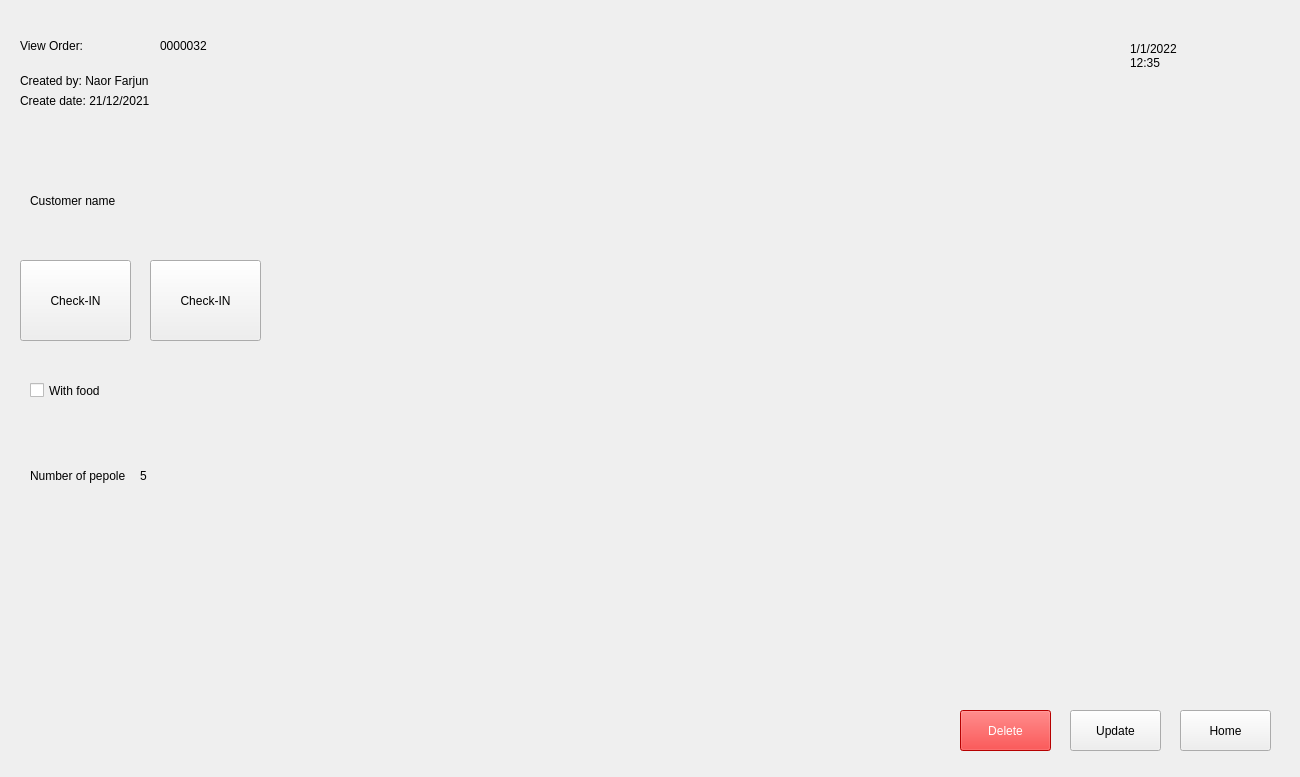
This is src/UI/UI_Files/view_order_widget.ui in Mandalflik02/Room_Management_Hotels as Qt 5 draws it before an edit. The edited form follows.
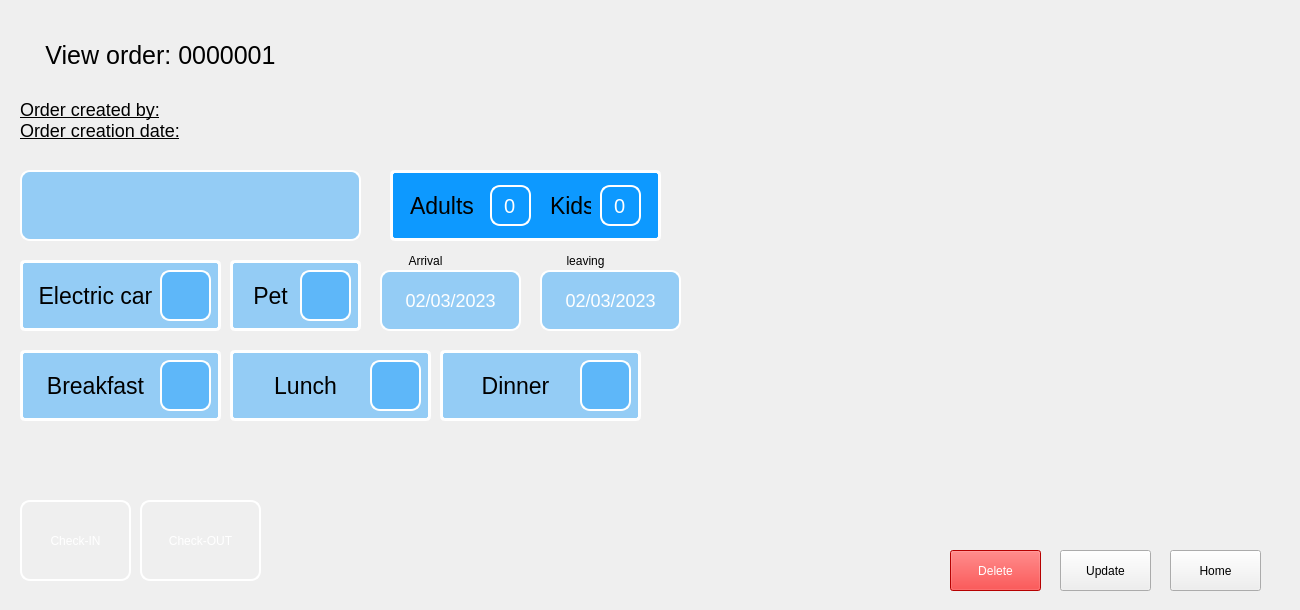
This is the edited form. Icons and pictures are not drawn.

Commit message:
start view order widget
to finish:
* check-in/out
* delete btn
* update btn + update functions

```diff
--- a/src/UI/UI_Files/view_order_widget.ui
+++ b/src/UI/UI_Files/view_order_widget.ui
@@ -7,31 +7,17 @@
     <x>0</x>
     <y>0</y>
     <width>1300</width>
-    <height>777</height>
+    <height>610</height>
    </rect>
   </property>
   <property name="windowTitle">
    <string>Form</string>
   </property>
-  <widget class="QLabel" name="label_3">
+  <widget class="QPushButton" name="home_btn">
    <property name="geometry">
     <rect>
-     <x>1130</x>
-     <y>10</y>
-     <width>151</width>
-     <height>91</height>
-    </rect>
-   </property>
-   <property name="text">
-    <string>1/1/2022
-12:35</string>
-   </property>
-  </widget>
-  <widget class="QPushButton" name="pushButton">
-   <property name="geometry">
-    <rect>
-     <x>1180</x>
-     <y>710</y>
+     <x>1170</x>
+     <y>550</y>
      <width>91</width>
      <height>41</height>
     </rect>
@@ -40,11 +26,11 @@
     <string>Home</string>
    </property>
   </widget>
-  <widget class="QPushButton" name="pushButton_2">
+  <widget class="QPushButton" name="update_btn">
    <property name="geometry">
     <rect>
-     <x>1070</x>
-     <y>710</y>
+     <x>1060</x>
+     <y>550</y>
      <width>91</width>
      <height>41</height>
     </rect>
@@ -53,11 +39,11 @@
     <string>Update</string>
    </property>
   </widget>
-  <widget class="QPushButton" name="pushButton_3">
+  <widget class="QPushButton" name="delete_btn">
    <property name="geometry">
     <rect>
-     <x>960</x>
-     <y>710</y>
+     <x>950</x>
+     <y>550</y>
      <width>91</width>
      <height>41</height>
     </rect>
@@ -70,134 +56,816 @@
     <string>Delete</string>
    </property>
   </widget>
+  <widget class="QLabel" name="order_id_label">
+   <property name="geometry">
+    <rect>
+     <x>30</x>
+     <y>30</y>
+     <width>261</width>
+     <height>51</height>
+    </rect>
+   </property>
+   <property name="styleSheet">
+    <string notr="true">background-color: transparent;
+font-size:25px;
+color: rgb(0, 0, 0);</string>
+   </property>
+   <property name="text">
+    <string>View order: 0000001</string>
+   </property>
+   <property name="alignment">
+    <set>Qt::AlignCenter</set>
+   </property>
+  </widget>
+  <widget class="QPushButton" name="check_in_btn">
+   <property name="geometry">
+    <rect>
+     <x>20</x>
+     <y>500</y>
+     <width>111</width>
+     <height>81</height>
+    </rect>
+   </property>
+   <property name="styleSheet">
+    <string notr="true">QPushButton:hover {
+background-color: rgb(10, 123, 204);
+}
+QPushButton{
+	font: 18pt &quot;Calibri&quot;;
+border-radius:15px;
+border-radius:10px;
+color: rgb(255, 255, 255);
+border:2px solid  rgb(255, 255, 255);
+
+}
+</string>
+   </property>
+   <property name="text">
+    <string>Check-IN</string>
+   </property>
+  </widget>
+  <widget class="QLabel" name="customer_name_label">
+   <property name="geometry">
+    <rect>
+     <x>20</x>
+     <y>170</y>
+     <width>341</width>
+     <height>71</height>
+    </rect>
+   </property>
+   <property name="styleSheet">
+    <string notr="true">border-radius:15px;
+font-size:21px;
+background-color:rgba(13, 153, 255,0.4);
+color: rgb(255, 255, 255);
+
+border:2px solid  rgb(255, 255, 255);
+border-radius:10px;</string>
+   </property>
+   <property name="text">
+    <string/>
+   </property>
+   <property name="alignment">
+    <set>Qt::AlignCenter</set>
+   </property>
+  </widget>
+  <widget class="QLabel" name="created_by_label">
+   <property name="geometry">
+    <rect>
+     <x>20</x>
+     <y>99</y>
+     <width>341</width>
+     <height>21</height>
+    </rect>
+   </property>
+   <property name="styleSheet">
+    <string notr="true">background-color: transparent;
+font-size:18px;
+text-decoration: underline;
+color: rgb(0, 0, 0);</string>
+   </property>
+   <property name="text">
+    <string>Order created by:</string>
+   </property>
+   <property name="alignment">
+    <set>Qt::AlignLeading|Qt::AlignLeft|Qt::AlignVCenter</set>
+   </property>
+  </widget>
+  <widget class="QLabel" name="creation_date_label">
+   <property name="geometry">
+    <rect>
+     <x>20</x>
+     <y>120</y>
+     <width>341</width>
+     <height>21</height>
+    </rect>
+   </property>
+   <property name="styleSheet">
+    <string notr="true">background-color: transparent;
+font-size:18px;
+text-decoration: underline;
+color: rgb(0, 0, 0);</string>
+   </property>
+   <property name="text">
+    <string>Order creation date:</string>
+   </property>
+   <property name="alignment">
+    <set>Qt::AlignLeading|Qt::AlignLeft|Qt::AlignVCenter</set>
+   </property>
+  </widget>
+  <widget class="QFrame" name="frame_7">
+   <property name="geometry">
+    <rect>
+     <x>230</x>
+     <y>260</y>
+     <width>131</width>
+     <height>71</height>
+    </rect>
+   </property>
+   <property name="styleSheet">
+    <string notr="true">.QFrame{
+background-color:rgba(13, 153, 255,0.4);
+border:3px solid  rgb(255, 255, 255);
+border-radius:5px;
+}</string>
+   </property>
+   <property name="frameShape">
+    <enum>QFrame::StyledPanel</enum>
+   </property>
+   <property name="frameShadow">
+    <enum>QFrame::Raised</enum>
+   </property>
+   <widget class="QLabel" name="label_9">
+    <property name="geometry">
+     <rect>
+      <x>10</x>
+      <y>15</y>
+      <width>61</width>
+      <height>41</height>
+     </rect>
+    </property>
+    <property name="styleSheet">
+     <string notr="true">background-color: transparent;
+font-size:23px;
+color: rgb(0, 0, 0);</string>
+    </property>
+    <property name="text">
+     <string>Pet</string>
+    </property>
+    <property name="alignment">
+     <set>Qt::AlignCenter</set>
+    </property>
+   </widget>
+   <widget class="QLabel" name="pet_label">
+    <property name="geometry">
+     <rect>
+      <x>70</x>
+      <y>10</y>
+      <width>51</width>
+      <height>51</height>
+     </rect>
+    </property>
+    <property name="styleSheet">
+     <string notr="true">border-radius:15px;
+font-size:18px;
+background-color:rgba(13, 153, 255,0.4);
+color: rgb(255, 255, 255);
+
+border:2px solid  rgb(255, 255, 255);
+border-radius:10px;</string>
+    </property>
+    <property name="text">
+     <string/>
+    </property>
+    <property name="textFormat">
+     <enum>Qt::PlainText</enum>
+    </property>
+    <property name="pixmap">
+     <pixmap>../ICONS/unchecked.png</pixmap>
+    </property>
+    <property name="scaledContents">
+     <bool>true</bool>
+    </property>
+    <property name="alignment">
+     <set>Qt::AlignCenter</set>
+    </property>
+   </widget>
+  </widget>
+  <widget class="QFrame" name="frame_6">
+   <property name="geometry">
+    <rect>
+     <x>20</x>
+     <y>260</y>
+     <width>201</width>
+     <height>71</height>
+    </rect>
+   </property>
+   <property name="styleSheet">
+    <string notr="true">.QFrame{
+background-color:rgba(13, 153, 255,0.4);
+border:3px solid  rgb(255, 255, 255);
+border-radius:5px;
+}</string>
+   </property>
+   <property name="frameShape">
+    <enum>QFrame::StyledPanel</enum>
+   </property>
+   <property name="frameShadow">
+    <enum>QFrame::Raised</enum>
+   </property>
+   <widget class="QLabel" name="label_10">
+    <property name="geometry">
+     <rect>
+      <x>10</x>
+      <y>15</y>
+      <width>131</width>
+      <height>41</height>
+     </rect>
+    </property>
+    <property name="styleSheet">
+     <string notr="true">background-color: transparent;
+font-size:23px;
+color: rgb(0, 0, 0);</string>
+    </property>
+    <property name="text">
+     <string>Electric car</string>
+    </property>
+    <property name="alignment">
+     <set>Qt::AlignCenter</set>
+    </property>
+   </widget>
+   <widget class="QLabel" name="electric_car_label">
+    <property name="geometry">
+     <rect>
+      <x>140</x>
+      <y>10</y>
+      <width>51</width>
+      <height>51</height>
+     </rect>
+    </property>
+    <property name="styleSheet">
+     <string notr="true">border-radius:15px;
+font-size:18px;
+background-color:rgba(13, 153, 255,0.4);
+color: rgb(255, 255, 255);
+
+border:2px solid  rgb(255, 255, 255);
+border-radius:10px;</string>
+    </property>
+    <property name="text">
+     <string/>
+    </property>
+    <property name="textFormat">
+     <enum>Qt::PlainText</enum>
+    </property>
+    <property name="pixmap">
+     <pixmap>../ICONS/unchecked.png</pixmap>
+    </property>
+    <property name="scaledContents">
+     <bool>true</bool>
+    </property>
+    <property name="alignment">
+     <set>Qt::AlignCenter</set>
+    </property>
+   </widget>
+  </widget>
+  <widget class="QFrame" name="guest_frame">
+   <property name="geometry">
+    <rect>
+     <x>390</x>
+     <y>170</y>
+     <width>271</width>
+     <height>71</height>
+    </rect>
+   </property>
+   <property name="styleSheet">
+    <string notr="true">.QFrame{
+background-color: rgb(13, 153, 255);
+border:3px solid  rgb(255, 255, 255);
+border-radius:5px;
+}</string>
+   </property>
+   <property name="frameShape">
+    <enum>QFrame::StyledPanel</enum>
+   </property>
+   <property name="frameShadow">
+    <enum>QFrame::Raised</enum>
+   </property>
+   <widget class="QFrame" name="adults_frame">
+    <property name="geometry">
+     <rect>
+      <x>10</x>
+      <y>5</y>
+      <width>141</width>
+      <height>61</height>
+     </rect>
+    </property>
+    <property name="styleSheet">
+     <string notr="true">border:noen;
+border-radius:0;
+</string>
+    </property>
+    <property name="frameShape">
+     <enum>QFrame::StyledPanel</enum>
+    </property>
+    <property name="frameShadow">
+     <enum>QFrame::Raised</enum>
+    </property>
+    <widget class="QLabel" name="label_3">
+     <property name="geometry">
+      <rect>
+       <x>10</x>
+       <y>10</y>
+       <width>71</width>
+       <height>41</height>
+      </rect>
+     </property>
+     <property name="styleSheet">
+      <string notr="true">background-color: transparent;
+font-size:23px;
+color: rgb(0, 0, 0);</string>
+     </property>
+     <property name="text">
+      <string>Adults</string>
+     </property>
+    </widget>
+    <widget class="QSpinBox" name="adults_label">
+     <property name="geometry">
+      <rect>
+       <x>90</x>
+       <y>10</y>
+       <width>41</width>
+       <height>41</height>
+      </rect>
+     </property>
+     <property name="styleSheet">
+      <string notr="true">background-color: transparent;
+font-size:20px;
+background-color:rgba(13, 153, 255,0.4);
+color: rgb(255, 255, 255);
+border:2px solid  rgb(255, 255, 255);
+border-radius:10px;
+
+
+</string>
+     </property>
+     <property name="alignment">
+      <set>Qt::AlignCenter</set>
+     </property>
+     <property name="readOnly">
+      <bool>true</bool>
+     </property>
+     <property name="buttonSymbols">
+      <enum>QAbstractSpinBox::NoButtons</enum>
+     </property>
+     <property name="minimum">
+      <number>0</number>
+     </property>
+     <property name="maximum">
+      <number>10</number>
+     </property>
+     <property name="singleStep">
+      <number>1</number>
+     </property>
+     <property name="value">
+      <number>0</number>
+     </property>
+     <property name="displayIntegerBase">
+      <number>10</number>
+     </property>
+    </widget>
+   </widget>
+   <widget class="QFrame" name="kids_frame">
+    <property name="geometry">
+     <rect>
+      <x>150</x>
+      <y>5</y>
+      <width>111</width>
+      <height>61</height>
+     </rect>
+    </property>
+    <property name="styleSheet">
+     <string notr="true">border:noen;
+border-radius:0;
+</string>
+    </property>
+    <property name="frameShape">
+     <enum>QFrame::StyledPanel</enum>
+    </property>
+    <property name="frameShadow">
+     <enum>QFrame::Raised</enum>
+    </property>
+    <widget class="QLabel" name="label_4">
+     <property name="geometry">
+      <rect>
+       <x>10</x>
+       <y>10</y>
+       <width>41</width>
+       <height>41</height>
+      </rect>
+     </property>
+     <property name="styleSheet">
+      <string notr="true">background-color: transparent;
+font-size:23px;
+color: rgb(0, 0, 0);</string>
+     </property>
+     <property name="text">
+      <string>Kids</string>
+     </property>
+    </widget>
+    <widget class="QSpinBox" name="kids_label">
+     <property name="geometry">
+      <rect>
+       <x>60</x>
+       <y>10</y>
+       <width>41</width>
+       <height>41</height>
+      </rect>
+     </property>
+     <property name="styleSheet">
+      <string notr="true">background-color: transparent;
+font-size:20px;
+background-color:rgba(13, 153, 255,0.4);
+color: rgb(255, 255, 255);
+border:2px solid  rgb(255, 255, 255);
+border-radius:10px;
+
+
+</string>
+     </property>
+     <property name="alignment">
+      <set>Qt::AlignCenter</set>
+     </property>
+     <property name="readOnly">
+      <bool>true</bool>
+     </property>
+     <property name="buttonSymbols">
+      <enum>QAbstractSpinBox::NoButtons</enum>
+     </property>
+     <property name="minimum">
+      <number>0</number>
+     </property>
+     <property name="maximum">
+      <number>10</number>
+     </property>
+     <property name="value">
+      <number>0</number>
+     </property>
+     <property name="displayIntegerBase">
+      <number>10</number>
+     </property>
+    </widget>
+   </widget>
+  </widget>
+  <widget class="QFrame" name="frame_8">
+   <property name="geometry">
+    <rect>
+     <x>20</x>
+     <y>350</y>
+     <width>201</width>
+     <height>71</height>
+    </rect>
+   </property>
+   <property name="styleSheet">
+    <string notr="true">.QFrame{
+background-color:rgba(13, 153, 255,0.4);
+border:3px solid  rgb(255, 255, 255);
+border-radius:5px;
+}</string>
+   </property>
+   <property name="frameShape">
+    <enum>QFrame::StyledPanel</enum>
+   </property>
+   <property name="frameShadow">
+    <enum>QFrame::Raised</enum>
+   </property>
+   <widget class="QLabel" name="label_13">
+    <property name="geometry">
+     <rect>
+      <x>10</x>
+      <y>15</y>
+      <width>131</width>
+      <height>41</height>
+     </rect>
+    </property>
+    <property name="styleSheet">
+     <string notr="true">background-color: transparent;
+font-size:23px;
+color: rgb(0, 0, 0);</string>
+    </property>
+    <property name="text">
+     <string>Breakfast</string>
+    </property>
+    <property name="alignment">
+     <set>Qt::AlignCenter</set>
+    </property>
+   </widget>
+   <widget class="QLabel" name="breakfast_label">
+    <property name="geometry">
+     <rect>
+      <x>140</x>
+      <y>10</y>
+      <width>51</width>
+      <height>51</height>
+     </rect>
+    </property>
+    <property name="styleSheet">
+     <string notr="true">border-radius:15px;
+font-size:18px;
+background-color:rgba(13, 153, 255,0.4);
+color: rgb(255, 255, 255);
+
+border:2px solid  rgb(255, 255, 255);
+border-radius:10px;</string>
+    </property>
+    <property name="text">
+     <string/>
+    </property>
+    <property name="textFormat">
+     <enum>Qt::PlainText</enum>
+    </property>
+    <property name="pixmap">
+     <pixmap>../ICONS/unchecked.png</pixmap>
+    </property>
+    <property name="scaledContents">
+     <bool>true</bool>
+    </property>
+    <property name="alignment">
+     <set>Qt::AlignCenter</set>
+    </property>
+   </widget>
+  </widget>
+  <widget class="QFrame" name="frame_9">
+   <property name="geometry">
+    <rect>
+     <x>230</x>
+     <y>350</y>
+     <width>201</width>
+     <height>71</height>
+    </rect>
+   </property>
+   <property name="styleSheet">
+    <string notr="true">.QFrame{
+background-color:rgba(13, 153, 255,0.4);
+border:3px solid  rgb(255, 255, 255);
+border-radius:5px;
+}</string>
+   </property>
+   <property name="frameShape">
+    <enum>QFrame::StyledPanel</enum>
+   </property>
+   <property name="frameShadow">
+    <enum>QFrame::Raised</enum>
+   </property>
+   <widget class="QLabel" name="label_17">
+    <property name="geometry">
+     <rect>
+      <x>10</x>
+      <y>15</y>
+      <width>131</width>
+      <height>41</height>
+     </rect>
+    </property>
+    <property name="styleSheet">
+     <string notr="true">background-color: transparent;
+font-size:23px;
+color: rgb(0, 0, 0);</string>
+    </property>
+    <property name="text">
+     <string>Lunch</string>
+    </property>
+    <property name="alignment">
+     <set>Qt::AlignCenter</set>
+    </property>
+   </widget>
+   <widget class="QLabel" name="lunch_label">
+    <property name="geometry">
+     <rect>
+      <x>140</x>
+      <y>10</y>
+      <width>51</width>
+      <height>51</height>
+     </rect>
+    </property>
+    <property name="styleSheet">
+     <string notr="true">border-radius:15px;
+font-size:18px;
+background-color:rgba(13, 153, 255,0.4);
+color: rgb(255, 255, 255);
+
+border:2px solid  rgb(255, 255, 255);
+border-radius:10px;</string>
+    </property>
+    <property name="text">
+     <string/>
+    </property>
+    <property name="textFormat">
+     <enum>Qt::PlainText</enum>
+    </property>
+    <property name="pixmap">
+     <pixmap>../ICONS/unchecked.png</pixmap>
+    </property>
+    <property name="scaledContents">
+     <bool>true</bool>
+    </property>
+    <property name="alignment">
+     <set>Qt::AlignCenter</set>
+    </property>
+   </widget>
+  </widget>
+  <widget class="QFrame" name="frame_10">
+   <property name="geometry">
+    <rect>
+     <x>440</x>
+     <y>350</y>
+     <width>201</width>
+     <height>71</height>
+    </rect>
+   </property>
+   <property name="styleSheet">
+    <string notr="true">.QFrame{
+background-color:rgba(13, 153, 255,0.4);
+border:3px solid  rgb(255, 255, 255);
+border-radius:5px;
+}</string>
+   </property>
+   <property name="frameShape">
+    <enum>QFrame::StyledPanel</enum>
+   </property>
+   <property name="frameShadow">
+    <enum>QFrame::Raised</enum>
+   </property>
+   <widget class="QLabel" name="label_19">
+    <property name="geometry">
+     <rect>
+      <x>10</x>
+      <y>15</y>
+      <width>131</width>
+      <height>41</height>
+     </rect>
+    </property>
+    <property name="styleSheet">
+     <string notr="true">background-color: transparent;
+font-size:23px;
+color: rgb(0, 0, 0);</string>
+    </property>
+    <property name="text">
+     <string>Dinner</string>
+    </property>
+    <property name="alignment">
+     <set>Qt::AlignCenter</set>
+    </property>
+   </widget>
+   <widget class="QLabel" name="dinner_label">
+    <property name="geometry">
+     <rect>
+      <x>140</x>
+      <y>10</y>
+      <width>51</width>
+      <height>51</height>
+     </rect>
+    </property>
+    <property name="styleSheet">
+     <string notr="true">border-radius:15px;
+font-size:18px;
+background-color:rgba(13, 153, 255,0.4);
+color: rgb(255, 255, 255);
+
+border:2px solid  rgb(255, 255, 255);
+border-radius:10px;</string>
+    </property>
+    <property name="text">
+     <string/>
+    </property>
+    <property name="textFormat">
+     <enum>Qt::PlainText</enum>
+    </property>
+    <property name="pixmap">
+     <pixmap>../ICONS/unchecked.png</pixmap>
+    </property>
+    <property name="scaledContents">
+     <bool>true</bool>
+    </property>
+    <property name="alignment">
+     <set>Qt::AlignCenter</set>
+    </property>
+   </widget>
+  </widget>
   <widget class="QLabel" name="label">
    <property name="geometry">
     <rect>
-     <x>20</x>
-     <y>20</y>
-     <width>121</width>
-     <height>51</height>
+     <x>390</x>
+     <y>250</y>
+     <width>71</width>
+     <height>21</height>
     </rect>
    </property>
+   <property name="styleSheet">
+    <string notr="true">font: 14pt &quot;Calibri&quot;;
+</string>
+   </property>
    <property name="text">
-    <string>View Order:</string>
+    <string>Arrival</string>
+   </property>
+   <property name="alignment">
+    <set>Qt::AlignCenter</set>
    </property>
   </widget>
   <widget class="QLabel" name="label_2">
    <property name="geometry">
     <rect>
-     <x>160</x>
-     <y>20</y>
-     <width>81</width>
-     <height>51</height>
-    </rect>
-   </property>
-   <property name="text">
-    <string>0000032</string>
-   </property>
-  </widget>
-  <widget class="QLabel" name="label_4">
-   <property name="geometry">
-    <rect>
-     <x>20</x>
-     <y>70</y>
-     <width>201</width>
+     <x>550</x>
+     <y>250</y>
+     <width>71</width>
      <height>21</height>
     </rect>
    </property>
-   <property name="text">
-    <string>Created by: Naor Farjun</string>
+   <property name="styleSheet">
+    <string notr="true">font: 14pt &quot;Calibri&quot;;
+</string>
    </property>
-  </widget>
-  <widget class="QLabel" name="label_5">
-   <property name="geometry">
-    <rect>
-     <x>20</x>
-     <y>90</y>
-     <width>201</width>
-     <height>21</height>
-    </rect>
-   </property>
    <property name="text">
-    <string>Create date: 21/12/2021</string>
+    <string>leaving</string>
    </property>
-  </widget>
-  <widget class="QPushButton" name="pushButton_4">
-   <property name="geometry">
-    <rect>
-     <x>20</x>
-     <y>260</y>
-     <width>111</width>
-     <height>81</height>
-    </rect>
+   <property name="alignment">
+    <set>Qt::AlignCenter</set>
    </property>
-   <property name="text">
-    <string>Check-IN</string>
-   </property>
   </widget>
-  <widget class="QPushButton" name="pushButton_5">
+  <widget class="QLabel" name="arrivel_label">
    <property name="geometry">
     <rect>
-     <x>150</x>
-     <y>260</y>
-     <width>111</width>
-     <height>81</height>
+     <x>380</x>
+     <y>270</y>
+     <width>141</width>
+     <height>61</height>
     </rect>
    </property>
+   <property name="styleSheet">
+    <string notr="true">border-radius:15px;
+font-size:18px;
+background-color:rgba(13, 153, 255,0.4);
+color: rgb(255, 255, 255);
+
+border:2px solid  rgb(255, 255, 255);
+border-radius:10px;</string>
+   </property>
    <property name="text">
-    <string>Check-IN</string>
+    <string>02/03/2023</string>
    </property>
+   <property name="alignment">
+    <set>Qt::AlignCenter</set>
+   </property>
   </widget>
-  <widget class="QLabel" name="label_6">
+  <widget class="QLabel" name="leaving_label">
    <property name="geometry">
     <rect>
-     <x>30</x>
-     <y>170</y>
-     <width>221</width>
+     <x>540</x>
+     <y>270</y>
+     <width>141</width>
      <height>61</height>
     </rect>
    </property>
-   <property name="text">
-    <string>Customer name</string>
+   <property name="styleSheet">
+    <string notr="true">border-radius:15px;
+font-size:18px;
+background-color:rgba(13, 153, 255,0.4);
+color: rgb(255, 255, 255);
+
+border:2px solid  rgb(255, 255, 255);
+border-radius:10px;</string>
    </property>
-  </widget>
-  <widget class="QCheckBox" name="checkBox">
-   <property name="geometry">
-    <rect>
-     <x>30</x>
-     <y>370</y>
-     <width>121</width>
-     <height>41</height>
-    </rect>
-   </property>
    <property name="text">
-    <string>With food</string>
+    <string>02/03/2023</string>
    </property>
-  </widget>
-  <widget class="QLabel" name="label_7">
-   <property name="geometry">
-    <rect>
-     <x>30</x>
-     <y>460</y>
-     <width>101</width>
-     <height>31</height>
-    </rect>
+   <property name="alignment">
+    <set>Qt::AlignCenter</set>
    </property>
-   <property name="text">
-    <string>Number of pepole</string>
-   </property>
   </widget>
-  <widget class="QLabel" name="label_8">
+  <widget class="QPushButton" name="check_out_btn">
    <property name="geometry">
     <rect>
      <x>140</x>
-     <y>460</y>
-     <width>51</width>
-     <height>31</height>
+     <y>500</y>
+     <width>121</width>
+     <height>81</height>
     </rect>
    </property>
+   <property name="styleSheet">
+    <string notr="true">QPushButton:hover {
+background-color: rgb(10, 123, 204);
+}
+QPushButton{
+	font: 18pt &quot;Calibri&quot;;
+border-radius:15px;
+border-radius:10px;
+color: rgb(255, 255, 255);
+border:2px solid  rgb(255, 255, 255);
+
+}
+</string>
+   </property>
    <property name="text">
-    <string>5</string>
+    <string>Check-OUT</string>
    </property>
   </widget>
  </widget>
```
The commit also changes 13 other files.
